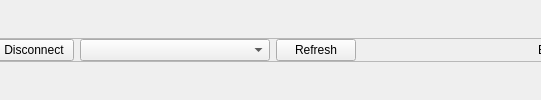
First picture: the form in CoActionOS-QtSDK/CSdk/CConnect.ui, repository CoActionOS/CoActionOS-Desktop, before the edit; both pictures show x 93 to 634 and y 0 to 100 of the 867 by 100 pixel window.
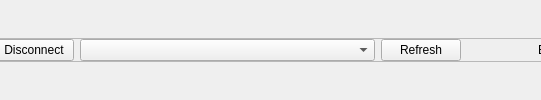
Second picture: the form after the edit.

Diff of the .ui file:
```diff
--- a/CoActionOS-QtSDK/CSdk/CConnect.ui
+++ b/CoActionOS-QtSDK/CSdk/CConnect.ui
@@ -95,6 +95,12 @@
         </item>
         <item>
          <widget class="QComboBox" name="snComboBox">
+          <property name="sizePolicy">
+           <sizepolicy hsizetype="Expanding" vsizetype="Fixed">
+            <horstretch>0</horstretch>
+            <verstretch>0</verstretch>
+           </sizepolicy>
+          </property>
           <property name="minimumSize">
            <size>
             <width>190</width>
@@ -103,7 +109,7 @@
           </property>
           <property name="maximumSize">
            <size>
-            <width>1000</width>
+            <width>5000</width>
             <height>16777215</height>
            </size>
           </property>
@@ -112,7 +118,7 @@
         <item>
          <widget class="QPushButton" name="refreshButton">
           <property name="sizePolicy">
-           <sizepolicy hsizetype="Fixed" vsizetype="Fixed">
+           <sizepolicy hsizetype="Minimum" vsizetype="Fixed">
             <horstretch>0</horstretch>
             <verstretch>0</verstretch>
            </sizepolicy>
@@ -128,19 +134,6 @@
           </property>
          </widget>
         </item>
-        <item>
-         <spacer name="horizontalSpacer">
-          <property name="orientation">
-           <enum>Qt::Horizontal</enum>
-          </property>
-          <property name="sizeHint" stdset="0">
-           <size>
-            <width>40</width>
-            <height>20</height>
-           </size>
-          </property>
-         </spacer>
-        </item>
         <item>
          <widget class="QLabel" name="bootloaderStatusLabel">
           <property name="minimumSize">
```
Left out of the diff: 44 changed lines with no effect on the pictures.
